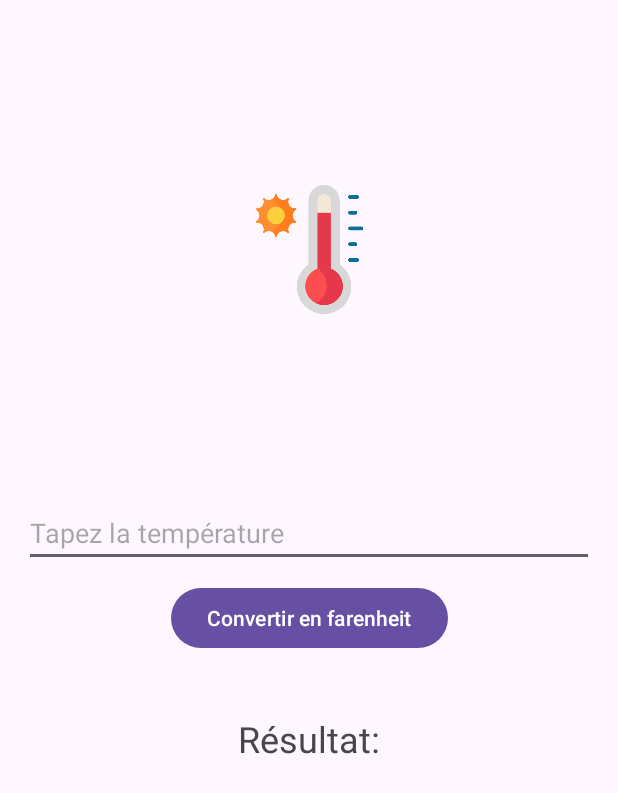
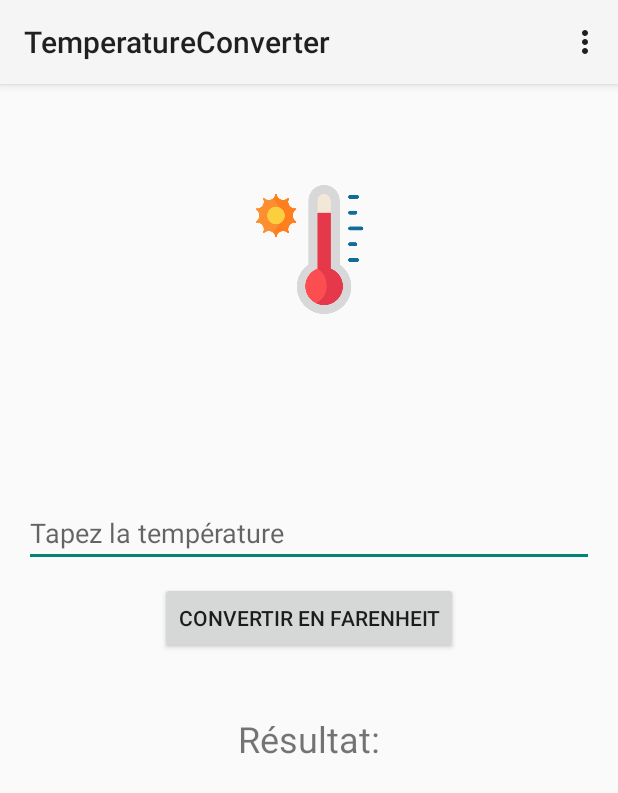
Before and after one commit to clement-chn/temperature_converter_xml, an Android app: the screen it shows after launch (MainActivity), on a phone screen of 412 x 824 dp. Shown: the top 793 px of the screen. Run offline under Robolectric (Android 15) with nearby library versions, the phone set to English and light mode, and no system bars.

Commit message:
ajout d'une toolbar

```diff
--- a/app/src/main/AndroidManifest.xml
+++ b/app/src/main/AndroidManifest.xml
@@ -10,7 +10,7 @@
         android:label="@string/app_name"
         android:roundIcon="@mipmap/ic_launcher_round"
         android:supportsRtl="true"
-        android:theme="@style/Theme.TemperatureConverter"
+        android:theme="@style/Theme.AppCompat.Light.NoActionBar"
         tools:targetApi="31">
         <activity
             android:name=".MainActivity"
--- a/app/src/main/res/layout/activity_main.xml
+++ b/app/src/main/res/layout/activity_main.xml
@@ -6,6 +6,16 @@
     android:layout_width="match_parent"
     android:layout_height="match_parent"
     tools:context=".MainActivity">
+
+    <androidx.appcompat.widget.Toolbar
+        android:id="@+id/toolbar"
+        android:layout_width="match_parent"
+        android:layout_height="?attr/actionBarSize"
+        android:background="?attr/colorPrimary"
+        android:elevation="4dp"
+        android:theme="@style/ThemeOverlay.AppCompat.ActionBar"
+        app:popupTheme="@style/ThemeOverlay.AppCompat.Light"
+        />
 
     <ImageView
         android:id="@+id/hot"
--- /dev/null
+++ b/app/src/main/res/menu/main_menu.xml
@@ -0,0 +1,17 @@
+<menu xmlns:android="http://schemas.android.com/apk/res/android"
+    xmlns:app="http://schemas.android.com/apk/res-auto">
+
+    <!-- Éléments du menu -->
+    <item
+        android:id="@+id/action_search"
+        android:title="Search" />
+
+    <item
+        android:id="@+id/action_settings"
+        android:title="Settings"/>
+
+    <item
+        android:id="@+id/action_about"
+        android:title="About" />
+
+</menu>
--- a/app/src/main/res/values/strings.xml
+++ b/app/src/main/res/values/strings.xml
@@ -1,4 +1,6 @@
 <resources>
     <string name="app_name">TemperatureConverter</string>
     <string name="tapez_la_temp_rature">Tapez la température</string>
+    <string name="help" />
+    <string name="Fahrenheit">Fahrenheit</string>
 </resources>
```
Also changed, not shown: app/src/main/java/com/example/temperatureconverter/MainActivity.kt (+48 -3 lines).
